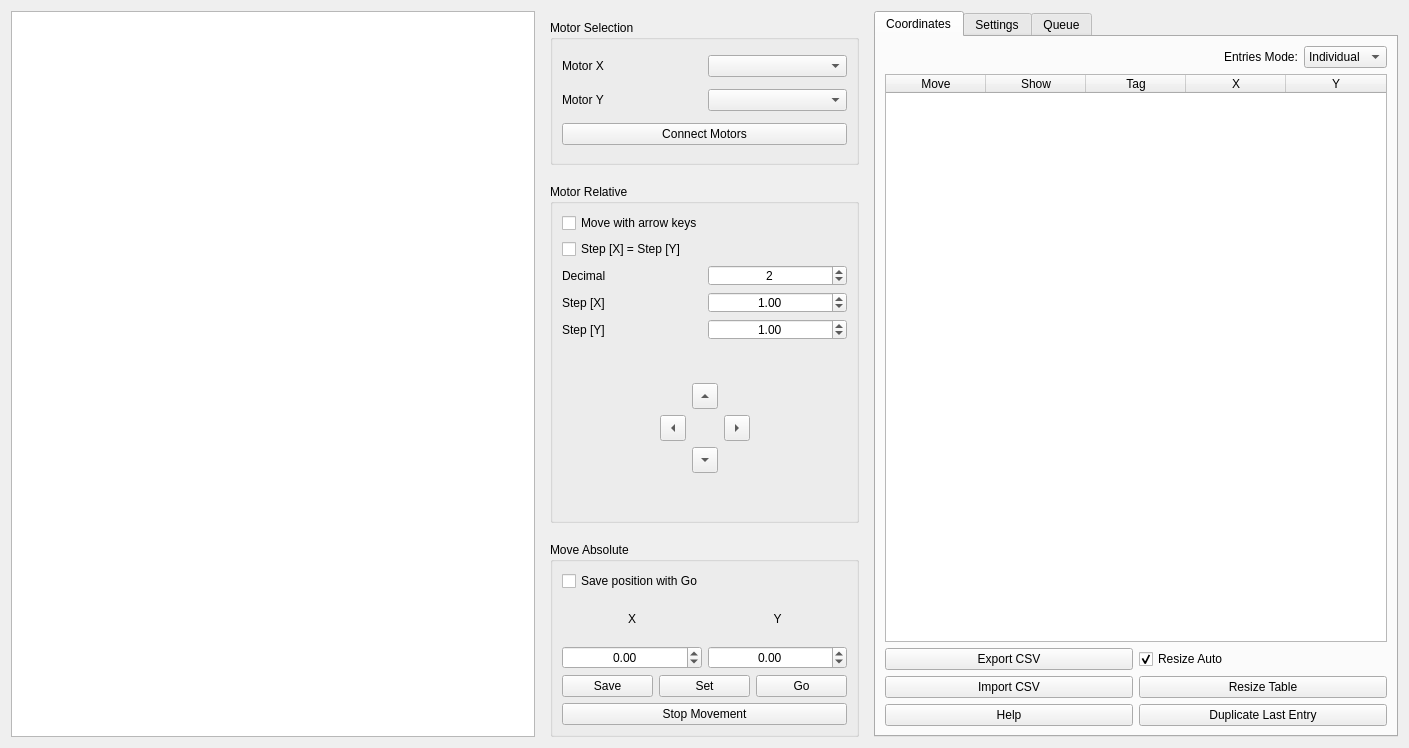
Above: bec_widgets/examples/motor_movement/motor_controller.ui from bec-project/bec_widgets before the change. Below: the same form after it.
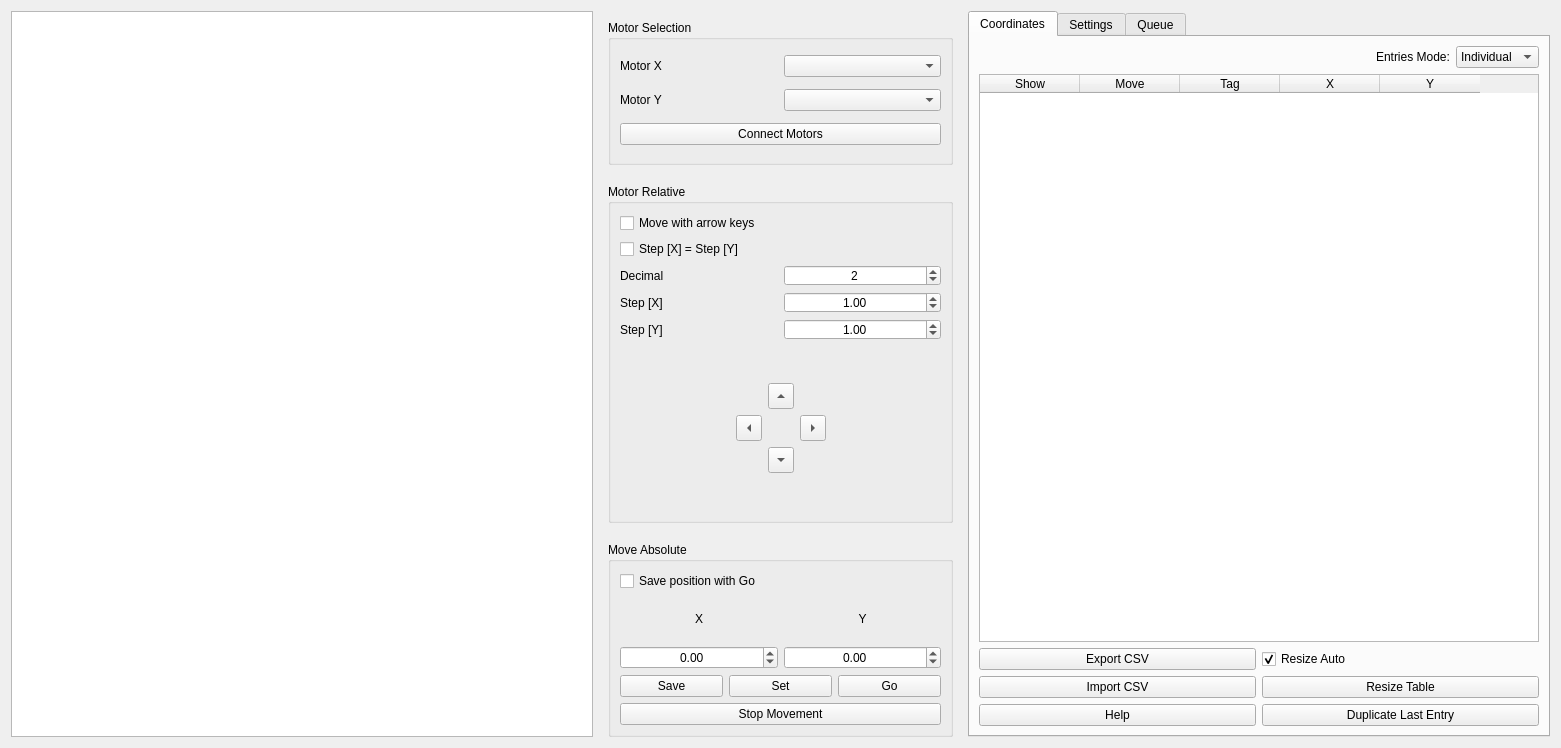
That is the form after the change. Custom widgets are drawn as their Qt base class.

Commit message: feat: motor_example.py in start/end mode new button allowing user to go to end position

```diff
--- a/bec_widgets/examples/motor_movement/motor_controller.ui
+++ b/bec_widgets/examples/motor_movement/motor_controller.ui
@@ -6,7 +6,7 @@
    <rect>
     <x>0</x>
     <y>0</y>
-    <width>1409</width>
+    <width>1561</width>
     <height>748</height>
    </rect>
   </property>
@@ -552,16 +552,16 @@
          <property name="selectionBehavior">
           <enum>QAbstractItemView::SelectRows</enum>
          </property>
-         <column>
-          <property name="text">
-           <string>Move</string>
-          </property>
-         </column>
          <column>
           <property name="text">
            <string>Show</string>
           </property>
          </column>
+         <column>
+          <property name="text">
+           <string>Move</string>
+          </property>
+         </column>
          <column>
           <property name="text">
            <string>Tag</string>
```
Left out of the diff: 12 changed lines with no effect on the pictures. The commit also changes 1 other file.
